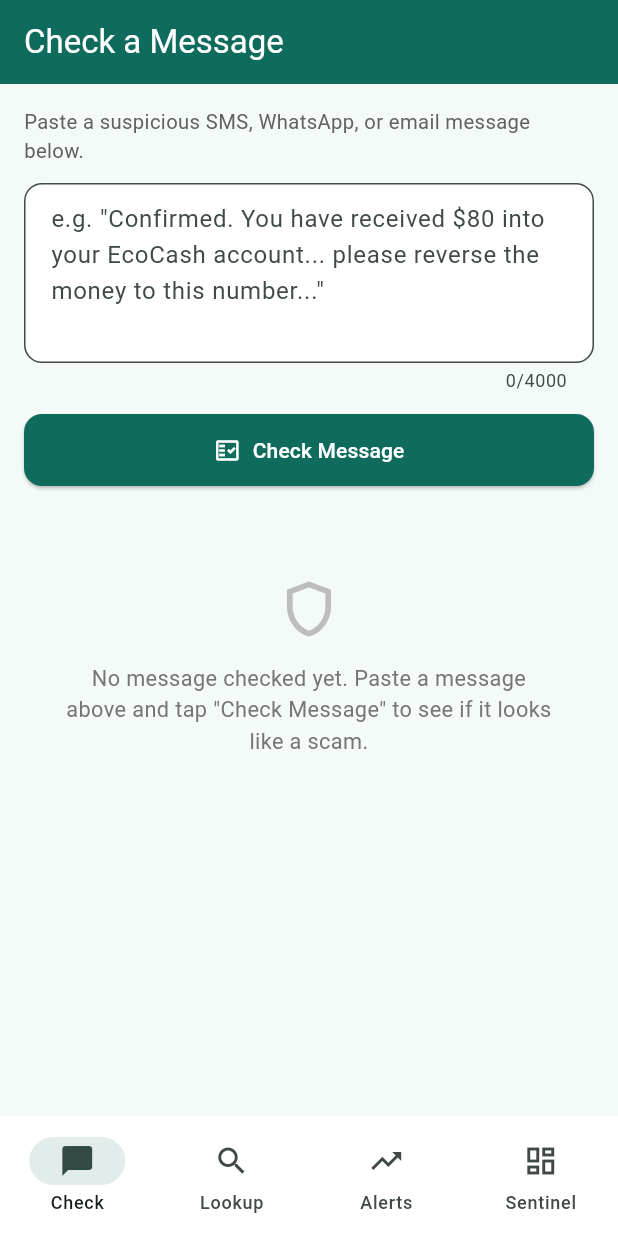
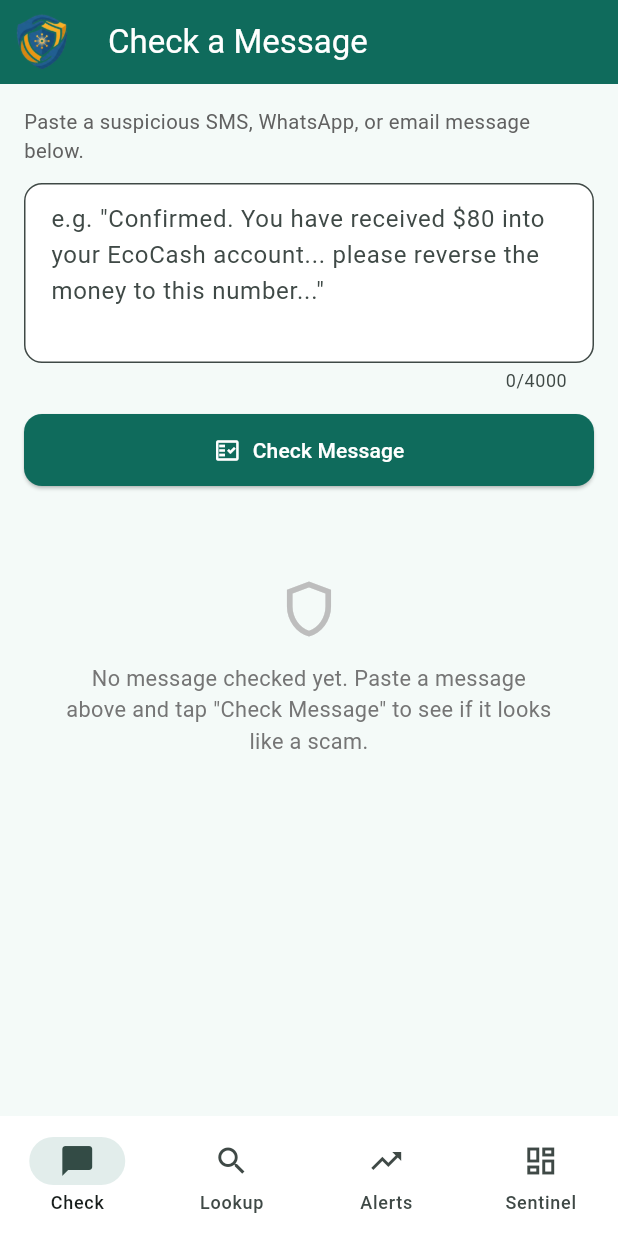
Before and after one commit to Lesruez93/ChengetAi, a Flutter app: the screen it shows after launch, after a tap on "Log In", after a tap on "Continue as Guest", on a phone screen of 412 x 824 dp. Run offline on Flutter 3.47's test engine with Material 3 defaults, Android fonts, the phone set to English and light mode, and no system bars; our stand-ins replace fl_chart, go_router, shared_preferences; network calls fail.

Commit message:
Add ChengetAI logo and wire it into README, web app, and Flutter app
Cropped the supplied source artwork into three transparent-background
assets under docs/assets/ (icon-only, icon+wordmark, full lockup with
tagline), source-of-truth for every surface that shows the brand:
README header, the Next.js landing page header/hero/favicon and admin
dashboard (header, sidebar, login screen), and the Flutter app's four
tab AppBars via a new shared AppLogo widget.

```diff
--- a/app/lib/features/check_message/check_message_screen.dart
+++ b/app/lib/features/check_message/check_message_screen.dart
@@ -2,6 +2,7 @@ import 'package:flutter/material.dart';
 
 import '../../core/api_client.dart';
 import '../../core/models/classify_models.dart';
+import '../../shared/widgets/app_logo.dart';
 import '../../shared/widgets/empty_state.dart';
 import '../../shared/widgets/report_sheet.dart';
 import '../../shared/widgets/verdict_card.dart';
@@ -68,7 +69,7 @@ class _CheckMessageScreenState extends State<CheckMessageScreen> {
   @override
   Widget build(BuildContext context) {
     return Scaffold(
-      appBar: AppBar(title: const Text('Check a Message')),
+      appBar: AppBar(leading: const AppLogo(), title: const Text('Check a Message')),
       body: SafeArea(
         child: ListView(
           padding: const EdgeInsets.all(16),
--- a/app/lib/features/feed/feed_screen.dart
+++ b/app/lib/features/feed/feed_screen.dart
@@ -5,6 +5,7 @@ import '../../core/api_client.dart';
 import '../../core/constants.dart';
 import '../../core/models/feed_models.dart';
 import '../../core/theme.dart';
+import '../../shared/widgets/app_logo.dart';
 import '../../shared/widgets/empty_state.dart';
 import '../../shared/widgets/risk_chip.dart';
 import '../../shared/widgets/stat_tile.dart';
@@ -54,6 +55,7 @@ class _FeedScreenState extends State<FeedScreen> {
       length: 2,
       child: Scaffold(
         appBar: AppBar(
+          leading: const AppLogo(),
           title: const Text('Scam Alerts'),
           bottom: const TabBar(
             indicatorColor: Colors.white,
--- a/app/lib/features/lookup/lookup_screen.dart
+++ b/app/lib/features/lookup/lookup_screen.dart
@@ -2,6 +2,7 @@ import 'package:flutter/material.dart';
 
 import '../../core/api_client.dart';
 import '../../core/models/reputation_models.dart';
+import '../../shared/widgets/app_logo.dart';
 import '../../shared/widgets/empty_state.dart';
 import '../../shared/widgets/number_reputation_card.dart';
 import '../../shared/widgets/report_sheet.dart';
@@ -80,7 +81,7 @@ class _LookupScreenState extends State<LookupScreen> {
   @override
   Widget build(BuildContext context) {
     return Scaffold(
-      appBar: AppBar(title: const Text('Number Lookup')),
+      appBar: AppBar(leading: const AppLogo(), title: const Text('Number Lookup')),
       body: SafeArea(
         child: ListView(
           padding: const EdgeInsets.all(16),
--- a/app/lib/features/sentinel/sentinel_screen.dart
+++ b/app/lib/features/sentinel/sentinel_screen.dart
@@ -4,6 +4,7 @@ import 'package:flutter/material.dart';
 import '../../core/api_client.dart';
 import '../../core/models/sentinel_models.dart';
 import '../../core/theme.dart';
+import '../../shared/widgets/app_logo.dart';
 import '../../shared/widgets/empty_state.dart';
 import '../../shared/widgets/stat_tile.dart';
 import 'widgets/flagged_transaction_tile.dart';
@@ -76,7 +77,7 @@ class _SentinelScreenState extends State<SentinelScreen> {
   @override
   Widget build(BuildContext context) {
     return Scaffold(
-      appBar: AppBar(title: const Text('Agent Fraud Sentinel')),
+      appBar: AppBar(leading: const AppLogo(), title: const Text('Agent Fraud Sentinel')),
       body: SafeArea(
         child: ListView(
           padding: const EdgeInsets.all(16),
--- /dev/null
+++ b/app/lib/shared/widgets/app_logo.dart
@@ -0,0 +1,18 @@
+import 'package:flutter/material.dart';
+
+/// The ChengetAI shield mark, used as the `leading` widget on each tab's
+/// AppBar so the brand is visible throughout the app, not just at first
+/// launch. Source: docs/assets/logo-mark.png in the repo root.
+class AppLogo extends StatelessWidget {
+  const AppLogo({super.key, this.size = 28});
+
+  final double size;
+
+  @override
+  Widget build(BuildContext context) {
+    return Padding(
+      padding: const EdgeInsets.all(8),
+      child: Image.asset('assets/branding/logo-mark.png', width: size, height: size),
+    );
+  }
+}
--- a/app/pubspec.yaml
+++ b/app/pubspec.yaml
@@ -53,3 +53,5 @@ dev_dependencies:
 
 flutter:
   uses-material-design: true
+  assets:
+    - assets/branding/
```
Also changed, not shown: app/assets/branding/logo-mark.png (added), docs/assets/logo-full.png (added), docs/assets/logo-horizontal.png (added), docs/assets/logo-mark.png (added), 8 other files.
